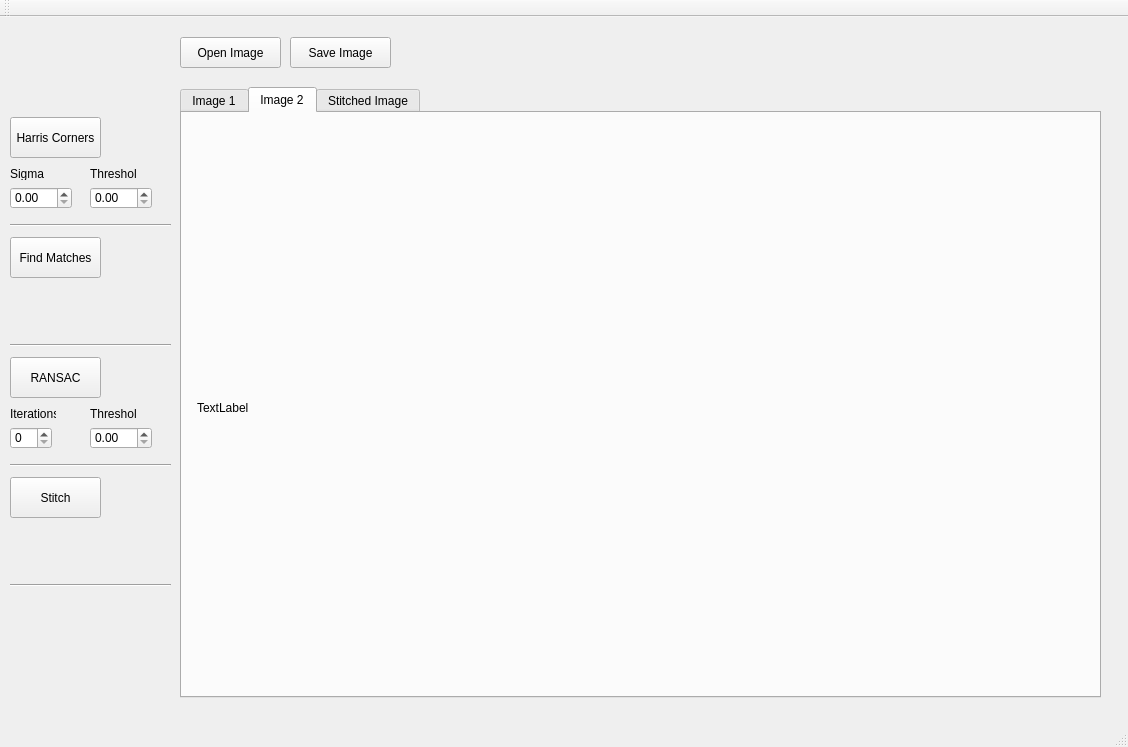
Above: hw2/src/mainwindow.ui from eschwabe/computer-vision before the change. Below: the same form after it.
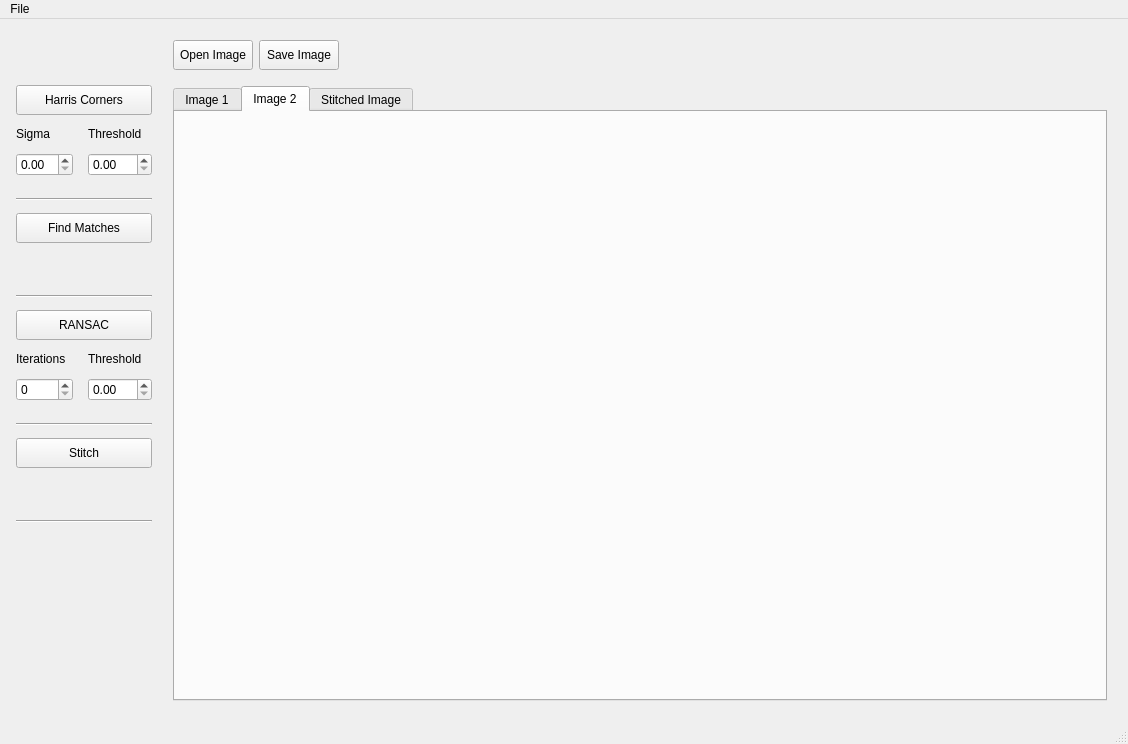
That is the form after the change. The open tabs and pages were chosen to show the change.

The edit to the form file:
```diff
--- a/hw2/src/mainwindow.ui
+++ b/hw2/src/mainwindow.ui
@@ -7,308 +7,387 @@
     <x>0</x>
     <y>0</y>
     <width>1128</width>
-    <height>747</height>
+    <height>744</height>
    </rect>
   </property>
   <property name="windowTitle">
    <string>MainWindow</string>
   </property>
   <widget class="QWidget" name="centralWidget">
-   <widget class="QTabWidget" name="tabWidget">
-    <property name="geometry">
-     <rect>
-      <x>180</x>
-      <y>70</y>
-      <width>921</width>
-      <height>611</height>
-     </rect>
-    </property>
-    <property name="currentIndex">
-     <number>0</number>
-    </property>
-    <widget class="QWidget" name="img1Tab">
-     <attribute name="title">
-      <string>Image 1</string>
-     </attribute>
-     <widget class="QLabel" name="img1Display">
-      <property name="geometry">
-       <rect>
-        <x>15</x>
-        <y>12</y>
-        <width>890</width>
-        <height>565</height>
-       </rect>
+   <layout class="QHBoxLayout" name="horizontalLayout">
+    <item>
+     <layout class="QGridLayout" name="controlsLayout">
+      <property name="horizontalSpacing">
+       <number>15</number>
       </property>
-      <property name="text">
-       <string/>
+      <property name="verticalSpacing">
+       <number>12</number>
       </property>
-     </widget>
-    </widget>
-    <widget class="QWidget" name="img2Tab">
-     <attribute name="title">
-      <string>Image 2</string>
-     </attribute>
-     <widget class="QLabel" name="img2Display">
-      <property name="geometry">
-       <rect>
-        <x>15</x>
-        <y>12</y>
-        <width>890</width>
-        <height>565</height>
-       </rect>
+      <property name="margin">
+       <number>5</number>
       </property>
-      <property name="text">
-       <string>TextLabel</string>
+      <item row="1" column="0" colspan="2">
+       <widget class="QPushButton" name="harrisButton">
+        <property name="minimumSize">
+         <size>
+          <width>0</width>
+          <height>30</height>
+         </size>
+        </property>
+        <property name="text">
+         <string>Harris Corners</string>
+        </property>
+       </widget>
+      </item>
+      <item row="2" column="0">
+       <widget class="QLabel" name="label">
+        <property name="text">
+         <string>Sigma</string>
+        </property>
+       </widget>
+      </item>
+      <item row="3" column="0">
+       <widget class="QDoubleSpinBox" name="harrisSpinBox"/>
+      </item>
+      <item row="2" column="1">
+       <widget class="QLabel" name="label_2">
+        <property name="text">
+         <string>Threshold</string>
+        </property>
+       </widget>
+      </item>
+      <item row="3" column="1">
+       <widget class="QDoubleSpinBox" name="harrisThresSpinBox">
+        <property name="maximum">
+         <double>999.990000000000009</double>
+        </property>
+       </widget>
+      </item>
+      <item row="5" column="0" colspan="2">
+       <widget class="Line" name="line">
+        <property name="orientation">
+         <enum>Qt::Horizontal</enum>
+        </property>
+       </widget>
+      </item>
+      <item row="6" column="0" colspan="2">
+       <widget class="QPushButton" name="matchButton">
+        <property name="minimumSize">
+         <size>
+          <width>0</width>
+          <height>30</height>
+         </size>
+        </property>
+        <property name="text">
+         <string>Find Matches</string>
+        </property>
+       </widget>
+      </item>
+      <item row="8" column="0" colspan="2">
+       <widget class="Line" name="line_2">
+        <property name="orientation">
+         <enum>Qt::Horizontal</enum>
+        </property>
+       </widget>
+      </item>
+      <item row="9" column="0" colspan="2">
+       <widget class="QPushButton" name="RANSACButton">
+        <property name="minimumSize">
+         <size>
+          <width>0</width>
+          <height>30</height>
+         </size>
+        </property>
+        <property name="text">
+         <string>RANSAC</string>
+        </property>
+       </widget>
+      </item>
+      <item row="10" column="0">
+       <widget class="QLabel" name="label_3">
+        <property name="text">
+         <string>Iterations</string>
+        </property>
+       </widget>
+      </item>
+      <item row="10" column="1">
+       <widget class="QLabel" name="label_4">
+        <property name="text">
+         <string>Threshold</string>
+        </property>
+       </widget>
+      </item>
+      <item row="11" column="0">
+       <widget class="QSpinBox" name="iterationsBox">
+        <property name="maximum">
+         <number>9999</number>
+        </property>
+       </widget>
+      </item>
+      <item row="11" column="1">
+       <widget class="QDoubleSpinBox" name="RANSACThresSpinBox"/>
+      </item>
+      <item row="13" column="0" colspan="2">
+       <widget class="Line" name="line_3">
+        <property name="orientation">
+         <enum>Qt::Horizontal</enum>
+        </property>
+       </widget>
+      </item>
+      <item row="14" column="0" colspan="2">
+       <widget class="QPushButton" name="stitchButton">
+        <property name="minimumSize">
+         <size>
+          <width>0</width>
+          <height>30</height>
+         </size>
+        </property>
+        <property name="text">
+         <string>Stitch</string>
+        </property>
+       </widget>
+      </item>
+      <item row="16" column="0" colspan="2">
+       <widget class="Line" name="line_4">
+        <property name="orientation">
+         <enum>Qt::Horizontal</enum>
+        </property>
+       </widget>
+      </item>
+      <item row="17" column="0" colspan="2">
+       <spacer name="verticalSpacer">
+        <property name="orientation">
+         <enum>Qt::Vertical</enum>
+        </property>
+        <property name="sizeHint" stdset="0">
+         <size>
+          <width>20</width>
+          <height>40</height>
+         </size>
+        </property>
+       </spacer>
+      </item>
+      <item row="0" column="0" colspan="2">
+       <spacer name="verticalSpacer_2">
+        <property name="orientation">
+         <enum>Qt::Vertical</enum>
+        </property>
+        <property name="sizeType">
+         <enum>QSizePolicy::Fixed</enum>
+        </property>
+        <property name="sizeHint" stdset="0">
+         <size>
+          <width>20</width>
+          <height>50</height>
+         </size>
+        </property>
+       </spacer>
+      </item>
+      <item row="4" column="0" colspan="2">
+       <spacer name="verticalSpacer_3">
+        <property name="orientation">
+         <enum>Qt::Vertical</enum>
+        </property>
+        <property name="sizeType">
+         <enum>QSizePolicy::Fixed</enum>
+        </property>
+        <property name="sizeHint" stdset="0">
+         <size>
+          <width>20</width>
+          <height>10</height>
+         </size>
+        </property>
+       </spacer>
+      </item>
+      <item row="7" column="0" colspan="2">
+       <spacer name="verticalSpacer_4">
+        <property name="orientation">
+         <enum>Qt::Vertical</enum>
+        </property>
+        <property name="sizeType">
+         <enum>QSizePolicy::Fixed</enum>
+        </property>
+        <property name="sizeHint" stdset="0">
+         <size>
+          <width>20</width>
+          <height>40</height>
+         </size>
+        </property>
+       </spacer>
+      </item>
+      <item row="12" column="0" colspan="2">
+       <spacer name="verticalSpacer_5">
+        <property name="orientation">
+         <enum>Qt::Vertical</enum>
+        </property>
+        <property name="sizeType">
+         <enum>QSizePolicy::Fixed</enum>
+        </property>
+        <property name="sizeHint" stdset="0">
+         <size>
+          <width>20</width>
+          <height>10</height>
+         </size>
+        </property>
+       </spacer>
+      </item>
+      <item row="15" column="0" colspan="2">
+       <spacer name="verticalSpacer_11">
+        <property name="orientation">
+         <enum>Qt::Vertical</enum>
+        </property>
+        <property name="sizeType">
+         <enum>QSizePolicy::Fixed</enum>
+        </property>
+        <property name="sizeHint" stdset="0">
+         <size>
+          <width>20</width>
+          <height>40</height>
+         </size>
+        </property>
+       </spacer>
+      </item>
+     </layout>
+    </item>
+    <item>
+     <layout class="QVBoxLayout" name="buttonImageLayout">
+      <property name="leftMargin">
+       <number>10</number>
       </property>
-     </widget>
-    </widget>
-    <widget class="QWidget" name="imgSTab">
-     <attribute name="title">
-      <string>Stitched Image</string>
-     </attribute>
-     <widget class="QLabel" name="imgSDisplay">
-      <property name="geometry">
-       <rect>
-        <x>15</x>
-        <y>12</y>
-        <width>890</width>
-        <height>565</height>
-       </rect>
+      <property name="topMargin">
+       <number>0</number>
       </property>
-      <property name="text">
-       <string/>
+      <property name="rightMargin">
+       <number>10</number>
       </property>
-     </widget>
-    </widget>
-   </widget>
-   <widget class="QPushButton" name="openButton">
-    <property name="geometry">
-     <rect>
-      <x>180</x>
-      <y>20</y>
-      <width>101</width>
-      <height>31</height>
-     </rect>
-    </property>
-    <property name="text">
-     <string>Open Image</string>
-    </property>
-   </widget>
-   <widget class="QPushButton" name="saveButton">
-    <property name="geometry">
-     <rect>
-      <x>290</x>
-      <y>20</y>
-      <width>101</width>
-      <height>31</height>
-     </rect>
-    </property>
-    <property name="text">
-     <string>Save Image</string>
-    </property>
-   </widget>
-   <widget class="QPushButton" name="harrisButton">
-    <property name="geometry">
-     <rect>
-      <x>10</x>
-      <y>100</y>
-      <width>91</width>
-      <height>41</height>
-     </rect>
-    </property>
-    <property name="text">
-     <string>Harris Corners</string>
-    </property>
-   </widget>
-   <widget class="QPushButton" name="RANSACButton">
-    <property name="geometry">
-     <rect>
-      <x>10</x>
-      <y>340</y>
-      <width>91</width>
-      <height>41</height>
-     </rect>
-    </property>
-    <property name="text">
-     <string>RANSAC</string>
-    </property>
-   </widget>
-   <widget class="QPushButton" name="stitchButton">
-    <property name="geometry">
-     <rect>
-      <x>10</x>
-      <y>460</y>
-      <width>91</width>
-      <height>41</height>
-     </rect>
-    </property>
-    <property name="text">
-     <string>Stitch</string>
-    </property>
-   </widget>
-   <widget class="QDoubleSpinBox" name="harrisSpinBox">
-    <property name="geometry">
-     <rect>
-      <x>10</x>
-      <y>170</y>
-      <width>62</width>
-      <height>22</height>
-     </rect>
-    </property>
-   </widget>
-   <widget class="QDoubleSpinBox" name="harrisThresSpinBox">
-    <property name="geometry">
-     <rect>
-      <x>90</x>
-      <y>170</y>
-      <width>62</width>
-      <height>22</height>
-     </rect>
-    </property>
-    <property name="maximum">
-     <double>999.990000000000009</double>
-    </property>
-   </widget>
-   <widget class="QLabel" name="label">
-    <property name="geometry">
-     <rect>
-      <x>10</x>
-      <y>150</y>
-      <width>46</width>
-      <height>13</height>
-     </rect>
-    </property>
-    <property name="text">
-     <string>Sigma</string>
-    </property>
-   </widget>
-   <widget class="QLabel" name="label_2">
-    <property name="geometry">
-     <rect>
-      <x>90</x>
-      <y>150</y>
-      <width>46</width>
-      <height>13</height>
-     </rect>
-    </property>
-    <property name="text">
-     <string>Threshold</string>
-    </property>
-   </widget>
-   <widget class="Line" name="line">
-    <property name="geometry">
-     <rect>
-      <x>10</x>
-      <y>200</y>
-      <width>161</width>
-      <height>16</height>
-     </rect>
-    </property>
-    <property name="orientation">
-     <enum>Qt::Horizontal</enum>
-    </property>
-   </widget>
-   <widget class="QPushButton" name="matchButton">
-    <property name="geometry">
-     <rect>
-      <x>10</x>
-      <y>220</y>
-      <width>91</width>
-      <height>41</height>
-     </rect>
-    </property>
-    <property name="text">
-     <string>Find Matches</string>
-    </property>
-   </widget>
-   <widget class="Line" name="line_2">
-    <property name="geometry">
-     <rect>
-      <x>10</x>
-      <y>320</y>
-      <width>161</width>
-      <height>16</height>
-     </rect>
-    </property>
-    <property name="orientation">
-     <enum>Qt::Horizontal</enum>
-    </property>
-   </widget>
-   <widget class="Line" name="line_3">
-    <property name="geometry">
-     <rect>
-      <x>10</x>
-      <y>440</y>
-      <width>161</width>
-      <height>16</height>
-     </rect>
-    </property>
-    <property name="orientation">
-     <enum>Qt::Horizontal</enum>
-    </property>
-   </widget>
-   <widget class="Line" name="line_4">
-    <property name="geometry">
-     <rect>
-      <x>10</x>
-      <y>560</y>
-      <width>161</width>
-      <height>16</height>
-     </rect>
-    </property>
-    <property name="orientation">
-     <enum>Qt::Horizontal</enum>
-    </property>
-   </widget>
-   <widget class="QDoubleSpinBox" name="RANSACThresSpinBox">
-    <property name="geometry">
-     <rect>
-      <x>90</x>
-      <y>410</y>
-      <width>62</width>
-      <height>22</height>
-     </rect>
-    </property>
-   </widget>
-   <widget class="QLabel" name="label_3">
-    <property name="geometry">
-     <rect>
-      <x>10</x>
-      <y>390</y>
-      <width>46</width>
-      <height>13</height>
-     </rect>
-    </property>
-    <property name="text">
-     <string>Iterations</string>
-    </property>
-   </widget>
-   <widget class="QLabel" name="label_4">
-    <property name="geometry">
-     <rect>
-      <x>90</x>
-      <y>390</y>
-      <width>46</width>
-      <height>13</height>
-     </rect>
-    </property>
-    <property name="text">
-     <string>Threshold</string>
-    </property>
-   </widget>
-   <widget class="QSpinBox" name="iterationsBox">
-    <property name="geometry">
-     <rect>
-      <x>10</x>
-      <y>410</y>
-      <width>42</width>
-      <height>22</height>
-     </rect>
-    </property>
-    <property name="maximum">
-     <number>9999</number>
-    </property>
-   </widget>
+      <property name="bottomMargin">
+       <number>10</number>
+      </property>
+      <item>
+       <layout class="QHBoxLayout" name="openSaveLayout">
+        <property name="leftMargin">
+         <number>0</number>
+        </property>
+        <property name="topMargin">
+         <number>10</number>
+        </property>
+        <property name="rightMargin">
+         <number>10</number>
+        </property>
+        <property name="bottomMargin">
+         <number>10</number>
+        </property>
+        <item>
+         <widget class="QPushButton" name="openButton">
+          <property name="minimumSize">
+           <size>
+            <width>0</width>
+            <height>30</height>
+           </size>
+          </property>
+          <property name="text">
+           <string>Open Image</string>
+          </property>
+         </widget>
+        </item>
+        <item>
+         <widget class="QPushButton" name="saveButton">
+          <property name="minimumSize">
+           <size>
+            <width>0</width>
+            <height>30</height>
+           </size>
+          </property>
+          <property name="text">
+           <string>Save Image</string>
+          </property>
+         </widget>
+        </item>
+        <item>
+         <spacer name="horizontalSpacer">
+          <property name="orientation">
+           <enum>Qt::Horizontal</enum>
+          </property>
+          <property name="sizeHint" stdset="0">
+           <size>
+            <width>40</width>
+            <height>20</height>
+           </size>
+          </property>
+         </spacer>
+        </item>
+       </layout>
+      </item>
+      <item>
+       <widget class="QTabWidget" name="tabWidget">
+        <property name="currentIndex">
+         <number>2</number>
+        </property>
+        <widget class="QWidget" name="img1Tab">
+         <attribute name="title">
+          <string>Image 1</string>
+         </attribute>
+         <layout class="QVBoxLayout" name="verticalLayout">
+          <item>
+           <widget class="QLabel" name="img1Display">
+            <property name="sizePolicy">
+             <sizepolicy hsizetype="Expanding" vsizetype="Expanding">
+              <horstretch>0</horstretch>
+              <verstretch>0</verstretch>
+             </sizepolicy>
+            </property>
+            <property name="text">
+             <string/>
+            </property>
+           </widget>
+          </item>
+         </layout>
+        </widget>
+        <widget class="QWidget" name="img2Tab">
+         <attribute name="title">
+          <string>Image 2</string>
+         </attribute>
+         <layout class="QVBoxLayout" name="verticalLayout_2">
+          <item>
+           <widget class="QLabel" name="img2Display">
+            <property name="sizePolicy">
+             <sizepolicy hsizetype="Expanding" vsizetype="Expanding">
+              <horstretch>0</horstretch>
+              <verstretch>0</verstretch>
+             </sizepolicy>
+            </property>
+            <property name="text">
+             <string/>
+            </property>
+           </widget>
+          </item>
+         </layout>
+        </widget>
+        <widget class="QWidget" name="imgSTab">
+         <attribute name="title">
+          <string>Stitched Image</string>
+         </attribute>
+         <layout class="QVBoxLayout" name="verticalLayout_3">
+          <item>
+           <widget class="QLabel" name="imgSDisplay">
+            <property name="sizePolicy">
+             <sizepolicy hsizetype="Expanding" vsizetype="Expanding">
+              <horstretch>0</horstretch>
+              <verstretch>0</verstretch>
+             </sizepolicy>
+            </property>
+            <property name="text">
+             <string/>
+            </property>
+           </widget>
+          </item>
+         </layout>
+        </widget>
+       </widget>
+      </item>
+     </layout>
+    </item>
+   </layout>
   </widget>
   <widget class="QMenuBar" name="menuBar">
    <property name="geometry">
@@ -319,14 +398,13 @@
      <height>21</height>
     </rect>
    </property>
-  </widget>
-  <widget class="QToolBar" name="mainToolBar">
-   <attribute name="toolBarArea">
-    <enum>TopToolBarArea</enum>
-   </attribute>
-   <attribute name="toolBarBreak">
-    <bool>false</bool>
-   </attribute>
+   <widget class="QMenu" name="menuFile">
+    <property name="title">
+     <string>File</string>
+    </property>
+    <addaction name="actionExit"/>
+   </widget>
+   <addaction name="menuFile"/>
   </widget>
   <widget class="QStatusBar" name="statusBar"/>
  </widget>
```
Left out of the diff: 5 changed lines with no effect on the pictures.
